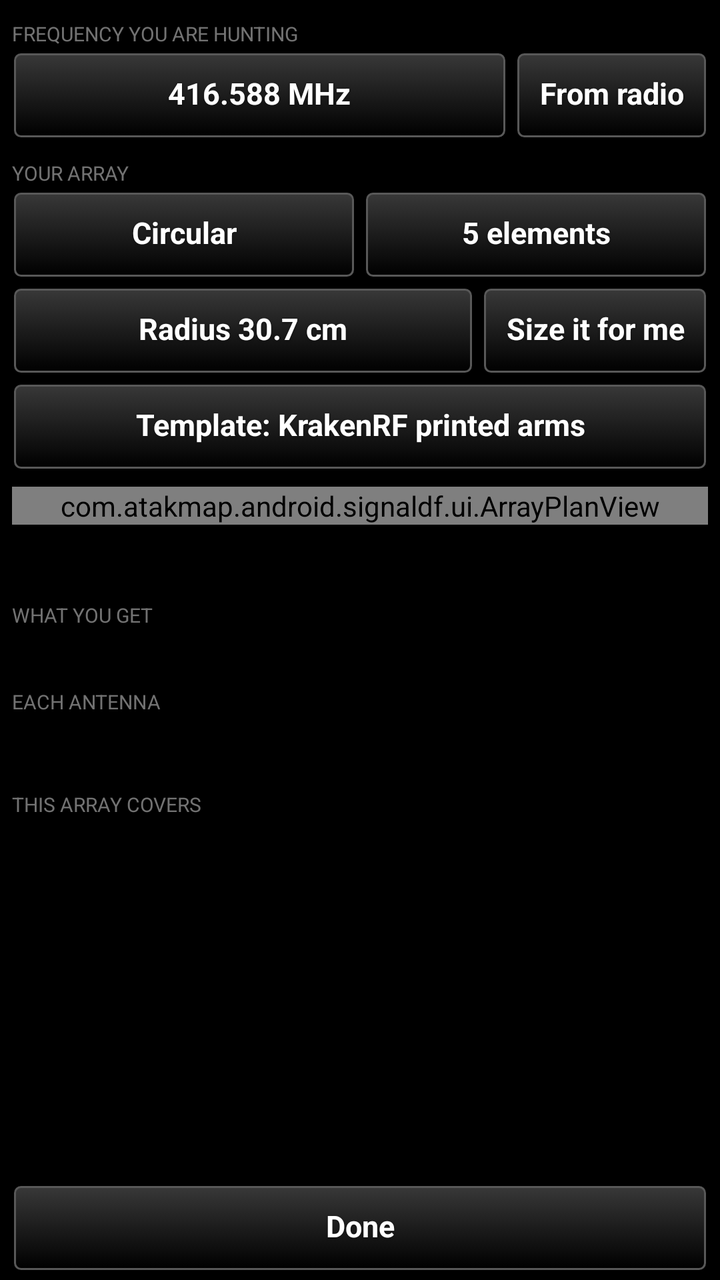
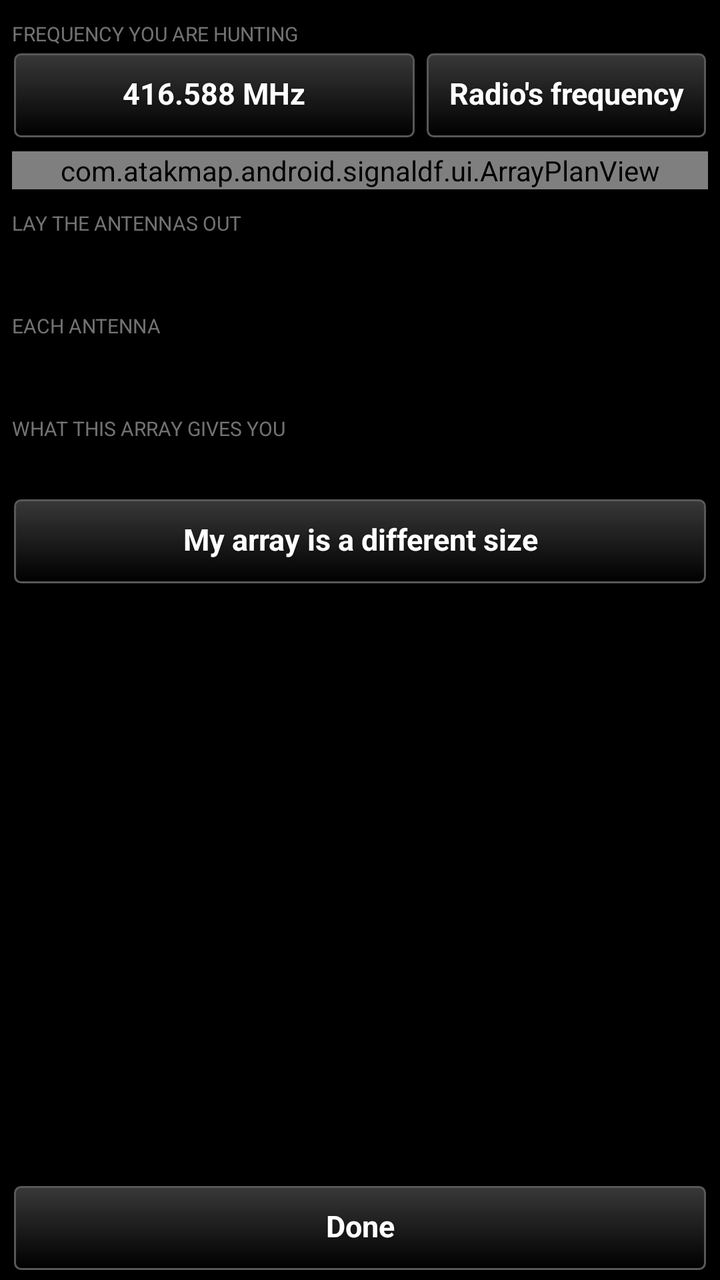

Two renders of the same Android screen: before a commit and after it. Below are the layout's source before the change and the commit's diff.
<!-- AndroidManifest.xml: application theme AppTheme -->
<!-- res/layout/array_calc.xml -->
<?xml version="1.0" encoding="utf-8"?>
<LinearLayout xmlns:android="http://schemas.android.com/apk/res/android"
    android:layout_width="match_parent"
    android:layout_height="match_parent"
    android:orientation="vertical"
    android:paddingLeft="6dp"
    android:paddingRight="6dp">

    <ScrollView
        android:layout_width="match_parent"
        android:layout_height="0dp"
        android:layout_weight="1"
        android:fadeScrollbars="false">

        <LinearLayout
            android:layout_width="match_parent"
            android:layout_height="wrap_content"
            android:orientation="vertical">

            <TextView
                style="@style/SectionHeading"
                android:text="Frequency you are hunting" />

            <LinearLayout
                android:layout_width="match_parent"
                android:layout_height="wrap_content"
                android:orientation="horizontal">

                <Button
                    style="@style/TakwerxButton"
                    android:id="@+id/freq"
                    android:layout_width="0dp"
                    android:layout_weight="1"
                    android:layout_height="wrap_content"
                    android:text="416.588 MHz" />

                <Button
                    style="@style/TakwerxButton"
                    android:id="@+id/from_radio"
                    android:layout_width="wrap_content"
                    android:layout_height="wrap_content"
                    android:layout_marginLeft="4dp"
                    android:text="From radio" />
            </LinearLayout>

            <TextView
                style="@style/SectionHeading"
                android:text="Your array" />

            <LinearLayout
                android:layout_width="match_parent"
                android:layout_height="wrap_content"
                android:orientation="horizontal">

                <Button
                    style="@style/TakwerxButton"
                    android:id="@+id/geometry"
                    android:layout_width="0dp"
                    android:layout_weight="1"
                    android:layout_height="wrap_content"
                    android:text="Circular" />

                <Button
                    style="@style/TakwerxButton"
                    android:id="@+id/elements"
                    android:layout_width="0dp"
                    android:layout_weight="1"
                    android:layout_height="wrap_content"
                    android:layout_marginLeft="4dp"
                    android:text="5 elements" />
            </LinearLayout>

            <LinearLayout
                android:layout_width="match_parent"
                android:layout_height="wrap_content"
                android:orientation="horizontal"
                android:paddingTop="4dp">

                <Button
                    style="@style/TakwerxButton"
                    android:id="@+id/size"
                    android:layout_width="0dp"
                    android:layout_weight="1"
                    android:layout_height="wrap_content"
                    android:text="Radius 30.7 cm" />

                <Button
                    style="@style/TakwerxButton"
                    android:id="@+id/size_it"
                    android:layout_width="wrap_content"
                    android:layout_height="wrap_content"
                    android:layout_marginLeft="4dp"
                    android:text="Size it for me" />
            </LinearLayout>

            <Button
                style="@style/TakwerxButton"
                android:id="@+id/template"
                android:layout_width="match_parent"
                android:layout_height="wrap_content"
                android:layout_marginTop="4dp"
                android:text="Template: KrakenRF printed arms" />

            <com.atakmap.android.signaldf.ui.ArrayPlanView
                android:id="@+id/plan"
                android:layout_width="match_parent"
                android:layout_height="wrap_content"
                android:layout_marginTop="8dp" />

            <TextView
                android:id="@+id/verdict"
                android:layout_width="match_parent"
                android:layout_height="wrap_content"
                android:textSize="15sp"
                android:paddingTop="6dp"
                android:paddingBottom="2dp" />

            <TextView
                style="@style/SectionHeading"
                android:text="What you get" />

            <TextView
                android:id="@+id/numbers"
                android:layout_width="match_parent"
                android:layout_height="wrap_content"
                android:textSize="13sp"
                android:lineSpacingMultiplier="1.15" />

            <TextView
                style="@style/SectionHeading"
                android:text="Each antenna" />

            <TextView
                android:id="@+id/antenna"
                android:layout_width="match_parent"
                android:layout_height="wrap_content"
                android:textSize="13sp"
                android:lineSpacingMultiplier="1.15"
                android:paddingBottom="8dp" />

            <TextView
                style="@style/SectionHeading"
                android:text="This array covers" />

            <TextView
                android:id="@+id/band"
                android:layout_width="match_parent"
                android:layout_height="wrap_content"
                android:textSize="13sp"
                android:paddingBottom="8dp" />

            <TextView
                android:id="@+id/note"
                android:layout_width="match_parent"
                android:layout_height="wrap_content"
                android:textSize="12sp"
                android:alpha="0.7"
                android:paddingBottom="8dp" />

        </LinearLayout>
    </ScrollView>

    <Button
        style="@style/TakwerxButton"
        android:id="@+id/close"
        android:layout_width="match_parent"
        android:layout_height="wrap_content"
        android:layout_marginTop="4dp"
        android:layout_marginBottom="4dp"
        android:text="Done" />

</LinearLayout>
<!-- resources referenced by this layout -->
<resources>
  <style name="SectionHeading">
          <item name="android:layout_width">match_parent</item>
          <item name="android:layout_height">wrap_content</item>
          <item name="android:textSize">10sp</item>
          <item name="android:textAllCaps">true</item>
          <item name="android:paddingTop">10dp</item>
          <item name="android:paddingBottom">2dp</item>
          <item name="android:alpha">0.6</item>
      </style>
  <style name="TakwerxButton" parent="@style/darkButton">
          <item name="android:paddingLeft">12dp</item>
          <item name="android:paddingRight">12dp</item>
          <item name="android:paddingTop">6dp</item>
          <item name="android:paddingBottom">8dp</item>
          <item name="android:minHeight">44dp</item>
          <item name="android:minWidth">0dp</item>
          <item name="android:textSize">15sp</item>
          <item name="android:singleLine">true</item>
          <item name="android:ellipsize">end</item>
      </style>
  <style name="AppTheme" parent="@android:style/Theme.Holo">
          <item name="android:buttonStyle">@android:style/Widget.Button</item>
          <item name="android:imageButtonStyle">@android:style/Widget.Button</item>
          <item name="android:buttonStyleToggle">@android:style/Widget.Button</item>
          <item name="android:spinnerStyle">@style/ATAKSpinner</item>
          <item name="android:spinnerItemStyle">@style/ATAKSpinnerItem</item>
          <item name="android:editTextStyle">@style/ATAKEditText</item>
      </style>
  <style name="darkButton" parent="@android:style/Widget.Button">
          <item name="android:background">@drawable/btn_gray</item>
          <item name="android:shadowColor">@color/darker_gray</item>
          <item name="android:shadowDy">1</item>
          <item name="android:shadowRadius">2</item>
          <item name="android:textColor">@color/white</item>
          <item name="android:textStyle">bold</item>
          <item name="android:paddingTop">0dp</item>
          <item name="android:paddingBottom">3dp</item>
          <item name="android:textSize">@dimen/fontSize</item>
      </style>
  <style name="ATAKSpinner" parent="@android:style/Widget.Spinner">
          <item name="android:spinnerMode">dialog</item>
      </style>
  <style name="ATAKSpinnerItem">
          <item name="android:textColor">@android:color/white</item>
          <item name="android:dropDownVerticalOffset">0dip</item>
          <item name="android:dropDownHorizontalOffset">0dip</item>
          <item name="android:dropDownWidth">wrap_content</item>
          <item name="android:gravity">left|center_vertical</item>
      </style>
  <style name="ATAKEditText" parent="@android:style/Widget.EditText">
          
          
  
          
          <item name="android:imeOptions">flagNoFullscreen</item>
      </style>
  <color name="darker_gray">#121212</color>
  <color name="white">#ffffff</color>
  <dimen name="fontSize">14sp</dimen>
  <!-- drawable new_dark_button_disabled (drawable) -->
  <?xml version="1.0" encoding="utf-8"?>
  <layer-list xmlns:android="http://schemas.android.com/apk/res/android">
      <item android:bottom="1dp" android:right="1dp" android:left="1dp" android:top="1dp">
          <shape android:shape="rectangle">
              <corners android:radius="3dp" />
              <stroke
                  android:width="1dp"
                  android:color="#484848" />
              <solid android:color="#484848" />
          </shape>
      </item>
  </layer-list>
  <!-- unchanged entries left out for length: 3 -->
</resources>

<!-- the commit's change to res/layout/array_calc.xml (unified diff, before → after) -->
@@ -40,91 +40,35 @@
                     android:layout_width="wrap_content"
                     android:layout_height="wrap_content"
                     android:layout_marginLeft="4dp"
-                    android:text="From radio" />
+                    android:text="Radio's frequency" />
             </LinearLayout>
-
-            <TextView
-                style="@style/SectionHeading"
-                android:text="Your array" />
-
-            <LinearLayout
-                android:layout_width="match_parent"
-                android:layout_height="wrap_content"
-                android:orientation="horizontal">
-
-                <Button
-                    style="@style/TakwerxButton"
-                    android:id="@+id/geometry"
-                    android:layout_width="0dp"
-                    android:layout_weight="1"
-                    android:layout_height="wrap_content"
-                    android:text="Circular" />
-
-                <Button
-                    style="@style/TakwerxButton"
-                    android:id="@+id/elements"
-                    android:layout_width="0dp"
-                    android:layout_weight="1"
-                    android:layout_height="wrap_content"
-                    android:layout_marginLeft="4dp"
-                    android:text="5 elements" />
-            </LinearLayout>
-
-            <LinearLayout
-                android:layout_width="match_parent"
-                android:layout_height="wrap_content"
-                android:orientation="horizontal"
-                android:paddingTop="4dp">
-
-                <Button
-                    style="@style/TakwerxButton"
-                    android:id="@+id/size"
-                    android:layout_width="0dp"
-                    android:layout_weight="1"
-                    android:layout_height="wrap_content"
-                    android:text="Radius 30.7 cm" />
-
-                <Button
-                    style="@style/TakwerxButton"
-                    android:id="@+id/size_it"
-                    android:layout_width="wrap_content"
-                    android:layout_height="wrap_content"
-                    android:layout_marginLeft="4dp"
-                    android:text="Size it for me" />
-            </LinearLayout>
-
-            <Button
-                style="@style/TakwerxButton"
-                android:id="@+id/template"
-                android:layout_width="match_parent"
-                android:layout_height="wrap_content"
-                android:layout_marginTop="4dp"
-                android:text="Template: KrakenRF printed arms" />
 
             <com.atakmap.android.signaldf.ui.ArrayPlanView
                 android:id="@+id/plan"
                 android:layout_width="match_parent"
                 android:layout_height="wrap_content"
-                android:layout_marginTop="8dp" />
+                android:layout_marginTop="6dp" />
 
             <TextView
                 android:id="@+id/verdict"
                 android:layout_width="match_parent"
                 android:layout_height="wrap_content"
                 android:textSize="15sp"
-                android:paddingTop="6dp"
-                android:paddingBottom="2dp" />
+                android:paddingTop="4dp"
+                android:paddingBottom="2dp"
+                android:visibility="gone" />
 
             <TextView
                 style="@style/SectionHeading"
-                android:text="What you get" />
+                android:text="Lay the antennas out" />
 
             <TextView
-                android:id="@+id/numbers"
+                android:id="@+id/layout_steps"
                 android:layout_width="match_parent"
                 android:layout_height="wrap_content"
                 android:textSize="13sp"
-                android:lineSpacingMultiplier="1.15" />
+                android:lineSpacingMultiplier="1.15"
+                android:paddingBottom="8dp" />
 
             <TextView
                 style="@style/SectionHeading"
@@ -140,14 +84,22 @@
 
             <TextView
                 style="@style/SectionHeading"
-                android:text="This array covers" />
+                android:text="What this array gives you" />
 
             <TextView
-                android:id="@+id/band"
+                android:id="@+id/numbers"
                 android:layout_width="match_parent"
                 android:layout_height="wrap_content"
                 android:textSize="13sp"
+                android:lineSpacingMultiplier="1.15"
                 android:paddingBottom="8dp" />
+
+            <Button
+                style="@style/TakwerxButton"
+                android:id="@+id/my_array"
+                android:layout_width="match_parent"
+                android:layout_height="wrap_content"
+                android:text="My array is a different size" />
 
             <TextView
                 android:id="@+id/note"
@@ -155,6 +107,7 @@
                 android:layout_height="wrap_content"
                 android:textSize="12sp"
                 android:alpha="0.7"
+                android:paddingTop="8dp"
                 android:paddingBottom="8dp" />
 
         </LinearLayout>
